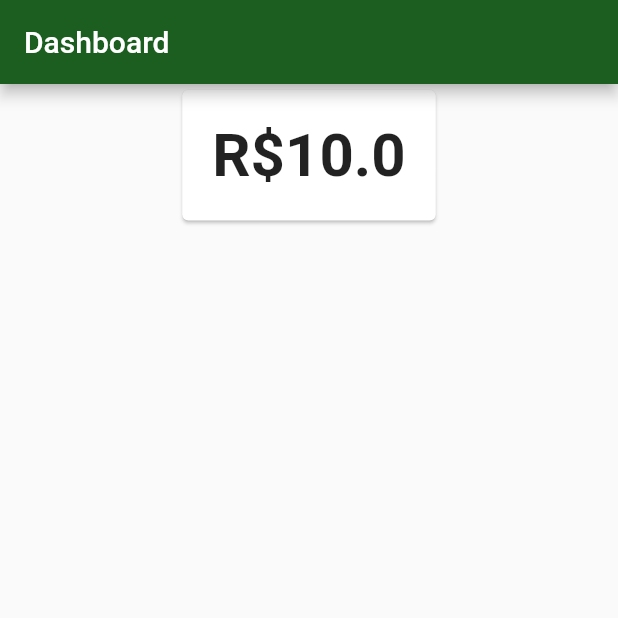
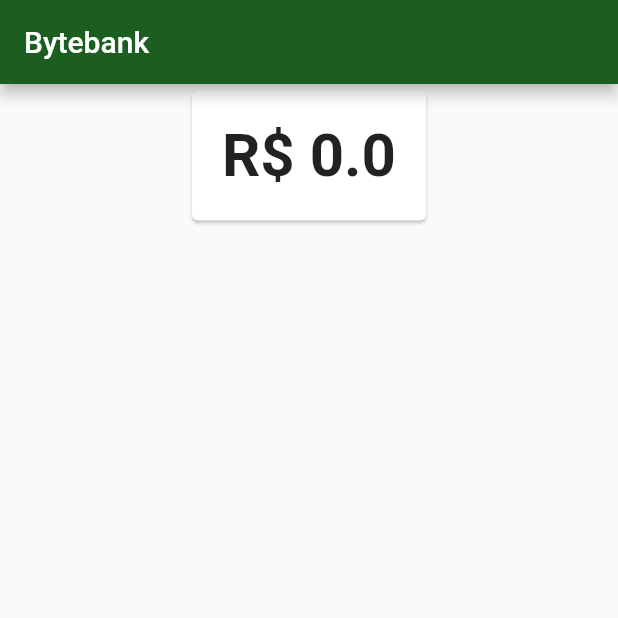
Before and after one commit to AndressaCode/flutter_estados, a Flutter app: the screen it shows after launch, on a phone screen of 412 x 824 dp, the top half of it. Run offline on Flutter 3.47's test engine with Material 2 defaults, Android fonts, the phone set to English and light mode, and no system bars.

```diff
--- a/lib/main.dart
+++ b/lib/main.dart
@@ -1,7 +1,12 @@
 import 'package:flutter/material.dart';
+import 'package:flutter_estados/models/saldo.dart';
 import 'package:flutter_estados/screens/dashboard/dashboard.dart';
+import 'package:provider/provider.dart';
 
-void main() => runApp(BytebankApp());
+void main() => runApp(ChangeNotifierProvider(
+  create: (context) => Saldo(0),
+  child: BytebankApp(),
+));
 
 class BytebankApp extends StatelessWidget {
   @override
--- a/lib/models/saldo.dart
+++ b/lib/models/saldo.dart
@@ -1,12 +1,13 @@
+import 'package:flutter/cupertino.dart';
 import 'package:flutter_estados/screens/dashboard/saldo.dart';
 
-class Saldo {
+class Saldo extends ChangeNotifier{
   final double valor;
 
   Saldo(this.valor);
 
   @override
   String toString(){
-    return 'R\$$valor';
+    return 'R\$ $valor';
   }
 }
--- a/lib/screens/dashboard/dashboard.dart
+++ b/lib/screens/dashboard/dashboard.dart
@@ -1,19 +1,15 @@
-import 'package:flutter/cupertino.dart';
 import 'package:flutter/material.dart';
-import 'package:flutter_estados/models/saldo.dart';
 import 'package:flutter_estados/screens/dashboard/saldo.dart';
 
-class Dashboard extends StatelessWidget{
-  Widget build(BuildContext context){
+class Dashboard extends StatelessWidget {
+  Widget build(BuildContext context) {
     return Scaffold(
-      appBar: AppBar(
-        title: Text('Dashboard'),
-      ),
-      body: Align(
-        alignment: Alignment.topCenter,
-        child: SaldoCard(Saldo(10.00)
+        appBar: AppBar(
+          title: const Text('Bytebank'),
         ),
-      ),
-    );
+        body: Align(
+          alignment: Alignment.topCenter,
+          child: SaldoCard(),
+        ));
   }
 }
--- a/lib/screens/dashboard/saldo.dart
+++ b/lib/screens/dashboard/saldo.dart
@@ -1,25 +1,21 @@
 import 'package:flutter/material.dart';
 import 'package:flutter_estados/models/saldo.dart';
+import 'package:provider/provider.dart';
 
 class SaldoCard extends StatelessWidget {
-  final Saldo saldo;
-
-  SaldoCard(this.saldo);
-
-  @override
   Widget build(BuildContext context) {
     return Card(
-      child: Padding(
-        padding: EdgeInsets.all(20.0),
-        child: Text(
-          saldo.toString(),
-          textAlign: TextAlign.center,
-          style: TextStyle(
-            fontSize: 40.0,
-            fontWeight: FontWeight.bold,
-          ),
-        ),
-      ),
-    );
+        child: Padding(
+            padding: EdgeInsets.all(20.0),
+            child: Consumer<Saldo>(
+              builder: (context, valor, child) {
+                return Text(valor.toString(),
+                    textAlign: TextAlign.center,
+                    style: TextStyle(
+                      fontSize: 40,
+                      fontWeight: FontWeight.bold,
+                    ));
+              },
+            )));
   }
 }
--- a/lib/screens/transferencia/lista.dart
+++ b/lib/screens/transferencia/lista.dart
@@ -1,4 +1,3 @@
-
 import 'package:flutter/material.dart';
 import 'package:flutter_estados/models/transferencia.dart';
 
--- a/pubspec.yaml
+++ b/pubspec.yaml
@@ -28,6 +28,7 @@ dependencies:
   # The following adds the Cupertino Icons font to your application.
   # Use with the CupertinoIcons class for iOS style icons.
   cupertino_icons: ^1.0.2
+  provider: ^6.0.0
 
 dev_dependencies:
   flutter_test:
```
Also changed, not shown: lib/screens/transferencia/formulario.dart (line endings or trailing spaces), pubspec.lock.
